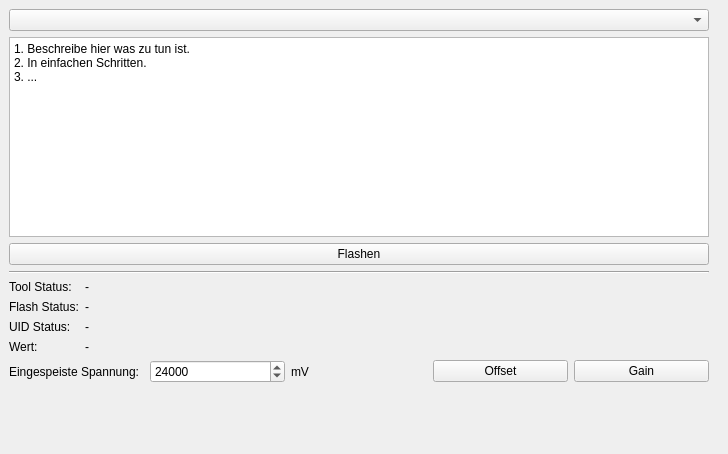
Tinkerforge/flash-test, file src/flash-test/ui/mainwindow.ui: the form before one commit.
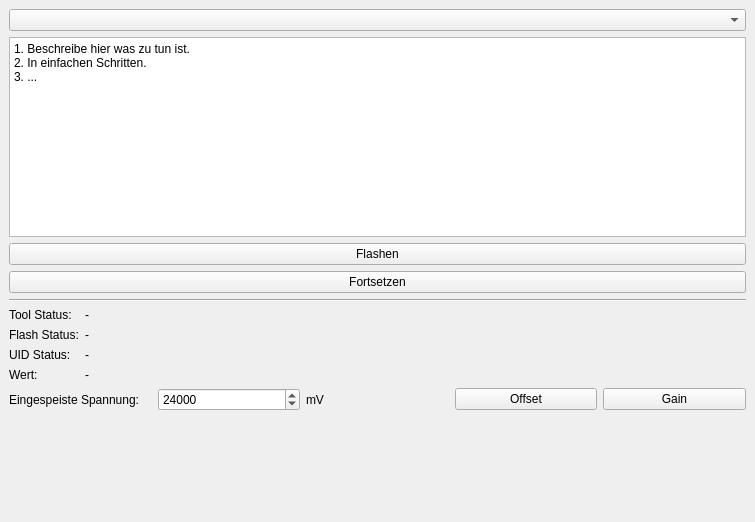
The form after the commit.

What changed in the file:
```diff
--- a/src/flash-test/ui/mainwindow.ui
+++ b/src/flash-test/ui/mainwindow.ui
@@ -6,8 +6,8 @@
    <rect>
     <x>0</x>
     <y>0</y>
-    <width>728</width>
-    <height>454</height>
+    <width>755</width>
+    <height>522</height>
    </rect>
   </property>
   <property name="windowTitle">
@@ -16,8 +16,6 @@
   <widget class="QWidget" name="centralwidget">
    <layout class="QVBoxLayout" name="verticalLayout">
     <item>
-     <layout class="QHBoxLayout" name="horizontalLayout">
-      <item>
        <layout class="QVBoxLayout" name="layout_right">
         <item>
          <widget class="QComboBox" name="combo_device"/>
@@ -44,6 +42,13 @@
           </property>
          </widget>
         </item>
+      <item>
+       <widget class="QPushButton" name="button_continue">
+        <property name="text">
+         <string>Fortsetzen</string>
+        </property>
+       </widget>
+      </item>
         <item>
          <layout class="QVBoxLayout" name="layout_plugin_top"/>
         </item>
@@ -195,21 +200,6 @@
            <size>
             <width>20</width>
             <height>40</height>
-           </size>
-          </property>
-         </spacer>
-        </item>
-       </layout>
-      </item>
-      <item>
-       <spacer name="horizontalSpacer">
-        <property name="orientation">
-         <enum>Qt::Horizontal</enum>
-        </property>
-        <property name="sizeHint" stdset="0">
-         <size>
-          <width>40</width>
-          <height>20</height>
          </size>
         </property>
        </spacer>
```
Lines whose indentation alone changed are shown as unchanged.
